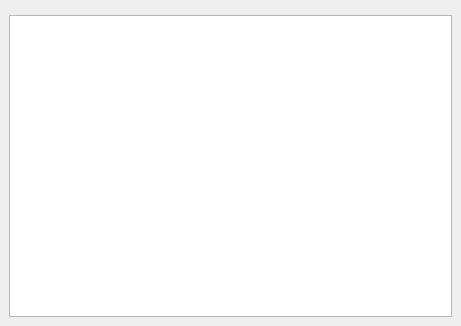
First picture: the form in profit/widgets/ui_executionsdisplay.ui, repository hpsilva/profitpy, before the edit.
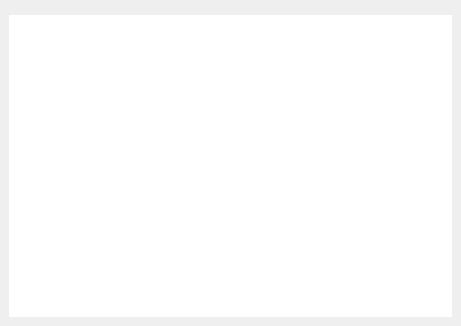
Second picture: the form after the edit. Custom widgets are drawn as their Qt base class.

Commit message: Further build-out of strategy display widget.  Removed excess frames and margin from most displays.

What changed in the file:
```diff
--- a/profit/widgets/ui_executionsdisplay.ui
+++ b/profit/widgets/ui_executionsdisplay.ui
@@ -24,6 +24,12 @@
    </item>
    <item>
     <widget class="QTableView" name="executionsTable" >
+     <property name="frameShape" >
+      <enum>QFrame::NoFrame</enum>
+     </property>
+     <property name="frameShadow" >
+      <enum>QFrame::Plain</enum>
+     </property>
      <property name="alternatingRowColors" >
       <bool>true</bool>
      </property>
```
The commit also changes 20 other files.
